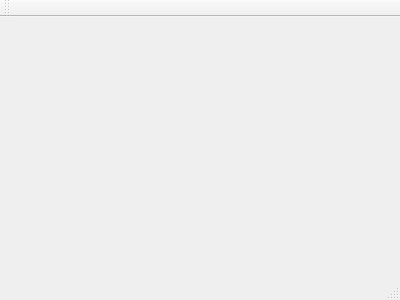
Qt form lab3_Tiny/mainwindow.ui (SeanLiaoy/Experiment-Of-Compiler-Principles) before a commit.
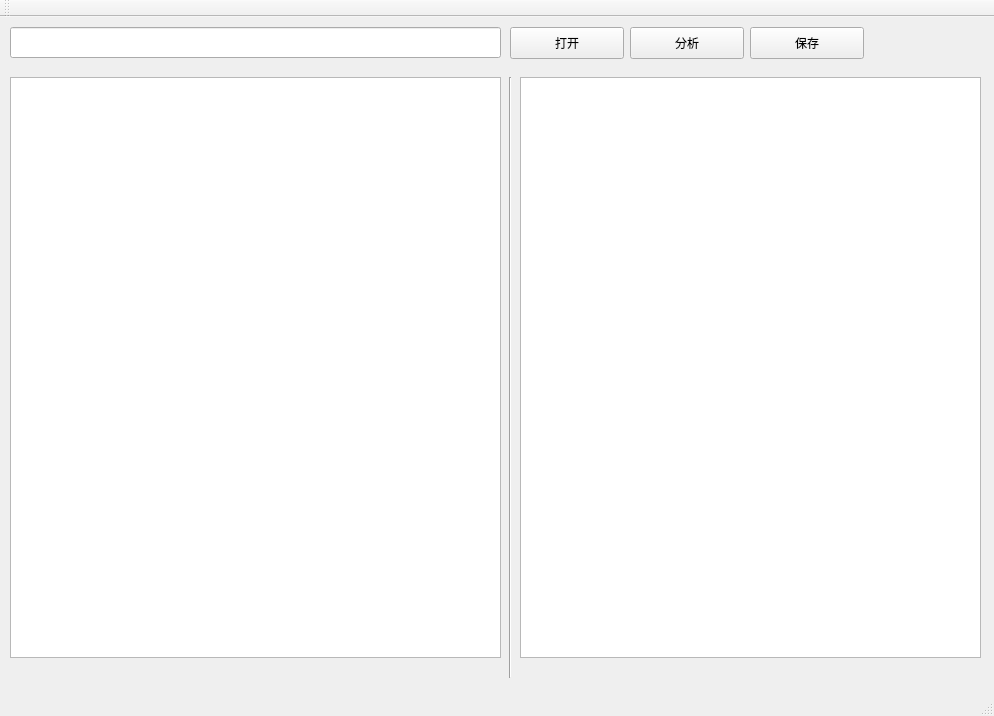
The same form after that commit.

```diff
--- a/lab3_Tiny/mainwindow.ui
+++ b/lab3_Tiny/mainwindow.ui
@@ -1,24 +1,142 @@
 <ui version="4.0">
  <class>MainWindow</class>
- <widget class="QMainWindow" name="MainWindow" >
-  <property name="geometry" >
+ <widget class="QMainWindow" name="MainWindow">
+  <property name="geometry">
    <rect>
     <x>0</x>
     <y>0</y>
-    <width>400</width>
-    <height>300</height>
+    <width>994</width>
+    <height>716</height>
    </rect>
   </property>
   <property name="windowTitle" >
    <string>MainWindow</string>
   </property>
-  <widget class="QMenuBar" name="menuBar" />
-  <widget class="QToolBar" name="mainToolBar" />
-  <widget class="QWidget" name="centralWidget" />
-  <widget class="QStatusBar" name="statusBar" />
+  <widget class="QWidget" name="centralWidget">
+   <widget class="Line" name="line">
+    <property name="geometry">
+     <rect>
+      <x>500</x>
+      <y>60</y>
+      <width>20</width>
+      <height>601</height>
+     </rect>
+    </property>
+    <property name="orientation">
+     <enum>Qt::Vertical</enum>
+    </property>
+   </widget>
+   <widget class="QPushButton" name="pushButton_4">
+    <property name="geometry">
+     <rect>
+      <x>750</x>
+      <y>10</y>
+      <width>114</width>
+      <height>32</height>
+     </rect>
+    </property>
+    <property name="text">
+     <string>保存</string>
+    </property>
+   </widget>
+   <widget class="QLineEdit" name="lineEdit">
+    <property name="geometry">
+     <rect>
+      <x>10</x>
+      <y>10</y>
+      <width>491</width>
+      <height>31</height>
+     </rect>
+    </property>
+    <property name="font">
+     <font>
+      <pointsize>15</pointsize>
+     </font>
+    </property>
+    <property name="whatsThis">
+     <string>&lt;html&gt;&lt;head/&gt;&lt;body&gt;&lt;p&gt;&lt;br/&gt;&lt;/p&gt;&lt;/body&gt;&lt;/html&gt;</string>
+    </property>
+    <property name="styleSheet">
+     <string notr="true">color:rgb(0, 0, 0)</string>
+    </property>
+    <property name="text">
+     <string/>
+    </property>
+   </widget>
+   <widget class="QPushButton" name="pushButton">
+    <property name="geometry">
+     <rect>
+      <x>510</x>
+      <y>10</y>
+      <width>114</width>
+      <height>32</height>
+     </rect>
+    </property>
+    <property name="text">
+     <string>打开</string>
+    </property>
+   </widget>
+   <widget class="QPushButton" name="pushButton_2">
+    <property name="geometry">
+     <rect>
+      <x>630</x>
+      <y>10</y>
+      <width>114</width>
+      <height>32</height>
+     </rect>
+    </property>
+    <property name="text">
+     <string>分析</string>
+    </property>
+   </widget>
+   <widget class="QTextEdit" name="textEdit">
+    <property name="geometry">
+     <rect>
+      <x>10</x>
+      <y>60</y>
+      <width>491</width>
+      <height>581</height>
+     </rect>
+    </property>
+    <property name="styleSheet">
+     <string notr="true">color: rgb(0, 0, 0)</string>
+    </property>
+   </widget>
+   <widget class="QTextEdit" name="textEdit_2">
+    <property name="geometry">
+     <rect>
+      <x>520</x>
+      <y>60</y>
+      <width>461</width>
+      <height>581</height>
+     </rect>
+    </property>
+    <property name="styleSheet">
+     <string notr="true">color:rgb(0, 0, 0)</string>
+    </property>
+   </widget>
+  </widget>
+  <widget class="QMenuBar" name="menuBar">
+   <property name="geometry">
+    <rect>
+     <x>0</x>
+     <y>0</y>
+     <width>994</width>
+     <height>22</height>
+    </rect>
+   </property>
+  </widget>
+  <widget class="QToolBar" name="mainToolBar">
+   <attribute name="toolBarArea">
+    <enum>TopToolBarArea</enum>
+   </attribute>
+   <attribute name="toolBarBreak">
+    <bool>false</bool>
+   </attribute>
+  </widget>
+  <widget class="QStatusBar" name="statusBar"/>
  </widget>
- <layoutDefault spacing="6" margin="11" />
- <pixmapfunction></pixmapfunction>
+ <layoutdefault spacing="6" margin="11"/>
  <resources/>
  <connections/>
 </ui>
```
Left out of the diff: 5 changed lines with no effect on the pictures.
